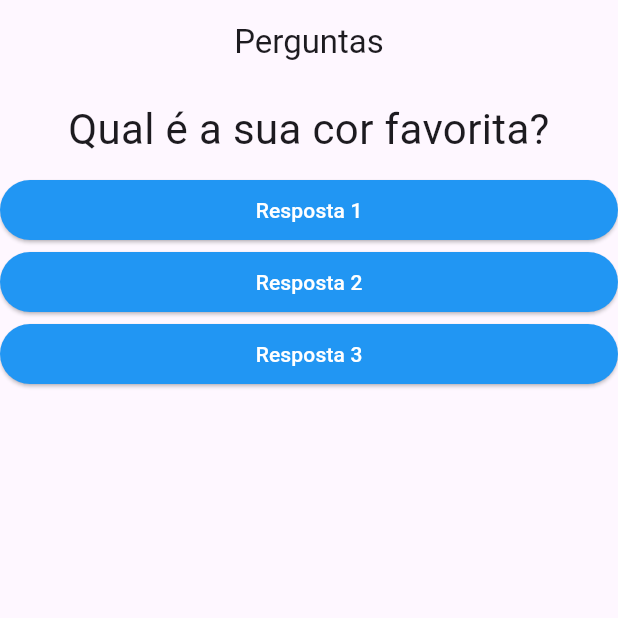
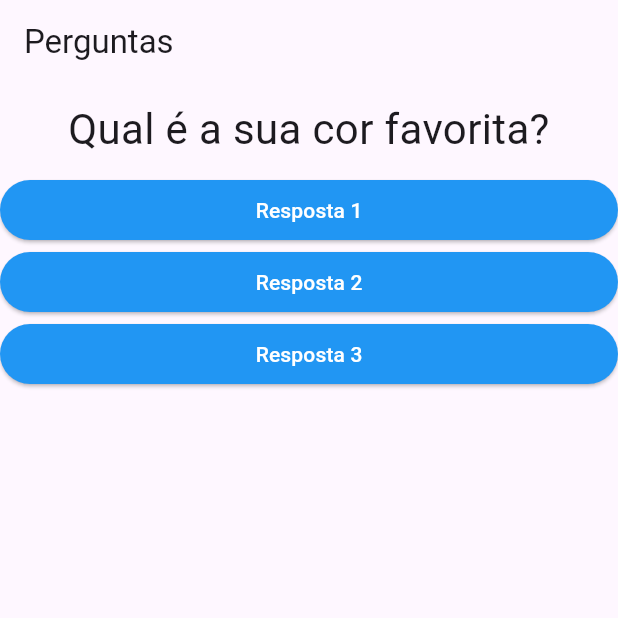
Before and after one commit to PedroHSiqueira/App_Questions, a Flutter app: the screen it shows after launch, on a phone screen of 412 x 824 dp, the top half of it. Run offline on Flutter 3.47's test engine with Material 3 defaults, Android fonts, the phone set to English and light mode, and no system bars.

Commit message:
Change question text method

```diff
--- a/lib/main.dart
+++ b/lib/main.dart
@@ -16,22 +16,31 @@ class _PerguntaAppState extends State<PerguntaApp> {
   @override
   Widget build(BuildContext context) {
     final perguntas = [
-      'Qual é a sua cor favorita?',
-      'Qual é o seu animal favorito?',
+      {
+        'texto': 'Qual é a sua cor favorita?',
+        'respostas': ['Preto', 'Vermelho', 'Verde', 'Branco'],
+      },
+      {
+        'texto': 'Qual é o seu animal favorito?',
+        'respostas': ['Coelho', 'Cobra', 'Elefante', 'Leão'],
+      },
+      {
+        'texto': 'Qual é a sua marca de carro favorita?',
+        'respostas': ['Porshe', 'Ford', 'Chevrolet', 'Dodge'],
+      },
     ];
 
     return MaterialApp(
       home: Scaffold(
         appBar: AppBar(
           title: const Text('Perguntas'),
-          centerTitle: true,
         ),
         body: Column(
           children: [
-            Questao(perguntas[_perguntaSelecionada]),
-            Resposta("Resposta 1", _responder),
-            Resposta("Resposta 2", _responder),
-            Resposta("Resposta 3", _responder),
+            Questao(perguntas[_perguntaSelecionada]['texto'] as String),
+            Resposta('Resposta 1', _responder),
+            Resposta('Resposta 2', _responder),
+            Resposta('Resposta 3', _responder),
           ],
         ),
       ),
```
